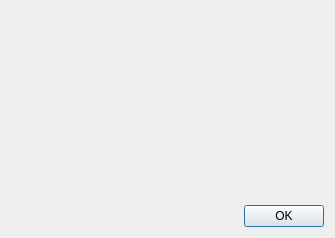
Qt form designer/ChoicePopup.ui (Aeolitus/Sephrasto) before a commit.
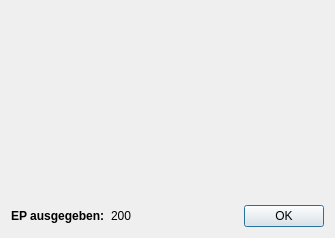
The same form after that commit.

Commit message: CharakterAssistent: add EP display to choice popups; choice popup variants now list their contents; support for talents with variable cost in choice popups

Diff of the .ui file:
```diff
--- a/designer/ChoicePopup.ui
+++ b/designer/ChoicePopup.ui
@@ -28,6 +28,26 @@
   <layout class="QGridLayout" name="gridLayout">
    <item row="5" column="0">
     <layout class="QHBoxLayout" name="horizontalLayout_3">
+     <item>
+      <widget class="QLabel" name="label">
+       <property name="font">
+        <font>
+         <weight>75</weight>
+         <bold>true</bold>
+        </font>
+       </property>
+       <property name="text">
+        <string>EP ausgegeben:</string>
+       </property>
+      </widget>
+     </item>
+     <item>
+      <widget class="QLabel" name="labelEP">
+       <property name="text">
+        <string>200</string>
+       </property>
+      </widget>
+     </item>
      <item>
       <spacer name="horizontalSpacer_2">
        <property name="orientation">
```
The commit also changes 8 other files.
